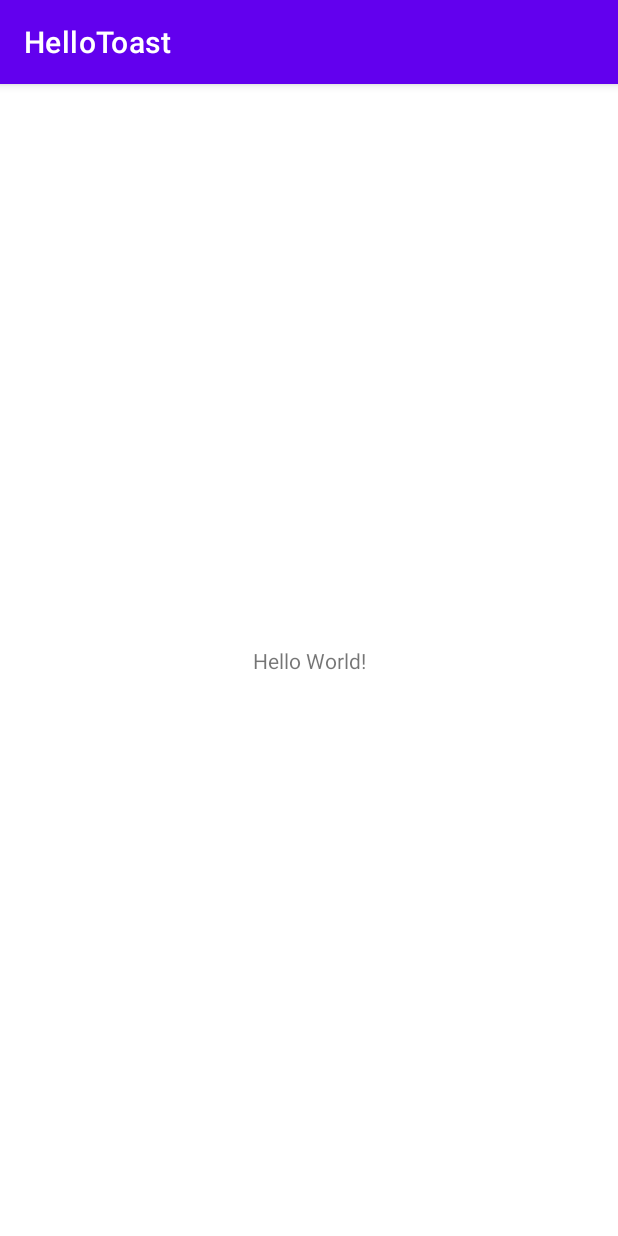
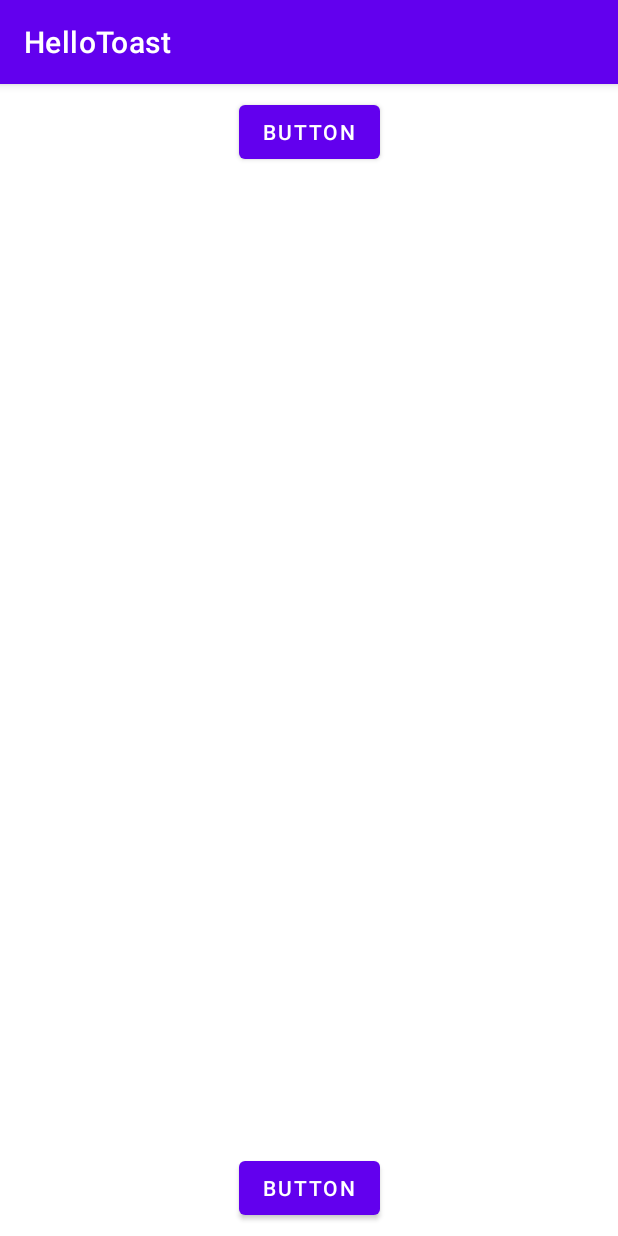
Before and after one commit to SamX007/hello-toast, an Android app: the screen it shows after launch (MainActivity), on a phone screen of 412 x 824 dp. Run offline under Robolectric (Android 15) with nearby library versions, the phone set to English and light mode, and no system bars.

Commit message:
added buttons

```diff
--- a/app/src/main/res/layout/activity_main.xml
+++ b/app/src/main/res/layout/activity_main.xml
@@ -4,15 +4,24 @@
     xmlns:tools="http://schemas.android.com/tools"
     android:layout_width="match_parent"
     android:layout_height="match_parent"
+    android:layout_margin="8dp"
     tools:context=".MainActivity">
 
-    <TextView
+    <Button
+        android:id="@+id/button"
         android:layout_width="wrap_content"
         android:layout_height="wrap_content"
-        android:text="Hello World!"
-        app:layout_constraintBottom_toBottomOf="parent"
-        app:layout_constraintLeft_toLeftOf="parent"
-        app:layout_constraintRight_toRightOf="parent"
+        android:text="Button"
+        app:layout_constraintEnd_toEndOf="parent"
+        app:layout_constraintStart_toStartOf="parent"
         app:layout_constraintTop_toTopOf="parent" />
 
+    <Button
+        android:id="@+id/button2"
+        android:layout_width="wrap_content"
+        android:layout_height="wrap_content"
+        android:text="Button"
+        app:layout_constraintBottom_toBottomOf="parent"
+        app:layout_constraintEnd_toEndOf="parent"
+        app:layout_constraintStart_toStartOf="parent" />
 </androidx.constraintlayout.widget.ConstraintLayout>
```
